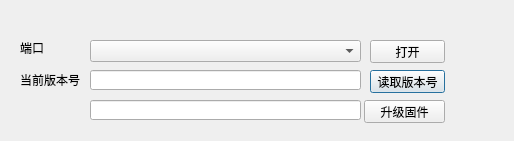
This is dialog.ui in yangang123/QtSerialUploader as Qt 5 draws it before an edit. The edited form follows.
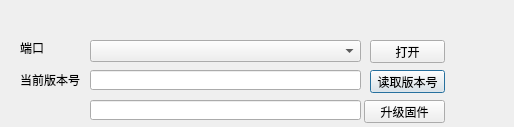
This is the edited form.

Patch:
```diff
--- a/dialog.ui
+++ b/dialog.ui
@@ -7,7 +7,7 @@
     <x>0</x>
     <y>0</y>
     <width>514</width>
-    <height>141</height>
+    <height>127</height>
    </rect>
   </property>
   <property name="windowTitle">
```
Left out of the diff: 52 changed lines with no effect on the pictures.
